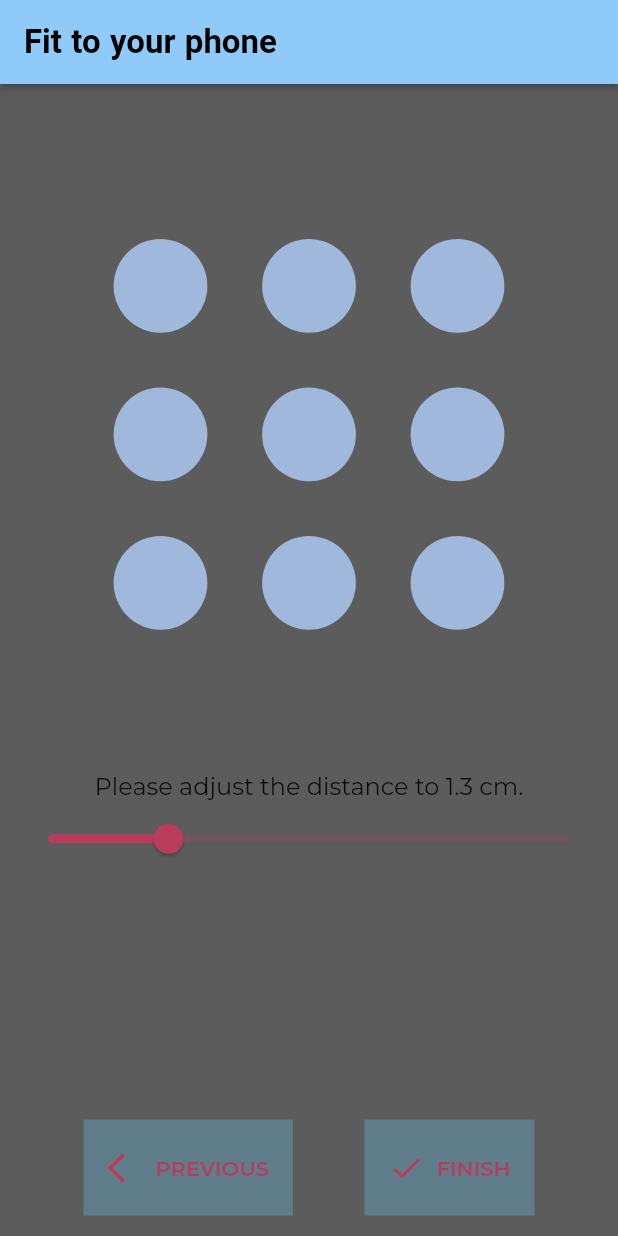
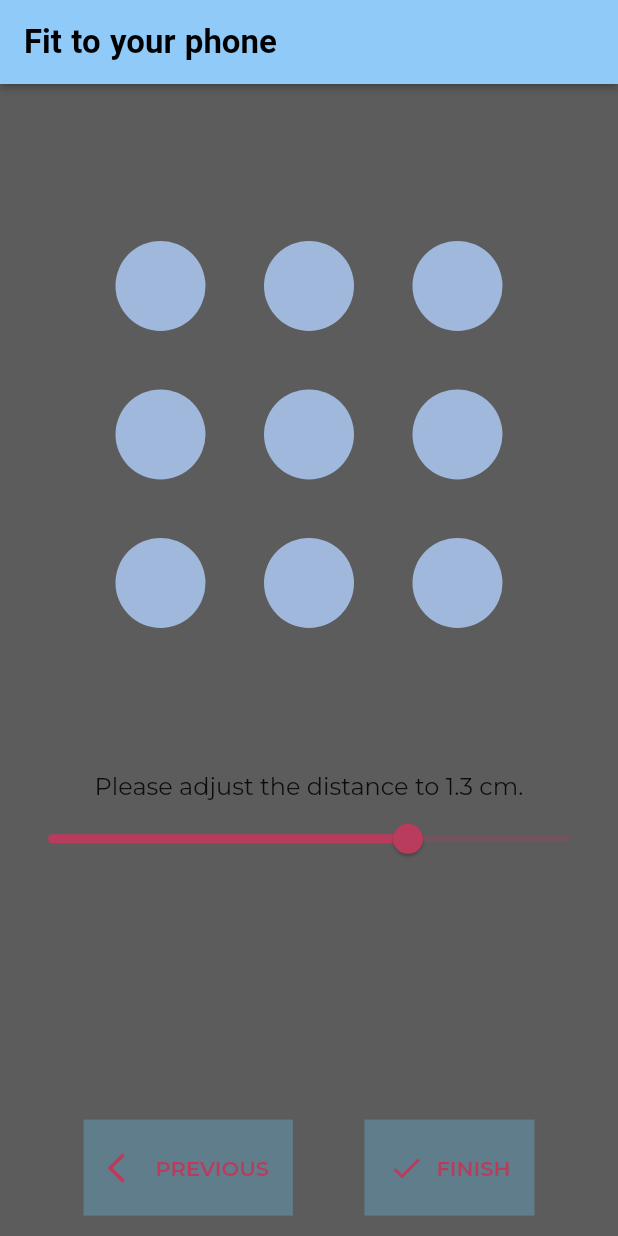
Before and after one commit to IvonZZhang/daily_slide, a Flutter app: the CalibrationPageWidget screen opened by its route, after a tap on "NEXT", on a phone screen of 412 x 824 dp. Run offline on Flutter 3.47's test engine with Material 2 defaults, Android fonts, the light colour scheme and no system bars; our stand-ins replace auto_size_text, google_fonts, shared_preferences; accounts and stored records are empty; network calls fail; Roboto replaces fonts that are missing (Poppins).

Commit message:
Made calibration more intuitive
- Adjusted the default and range for diameter and interdistance
- Aligned the direction of expansion of pattern and the slider

```diff
--- a/lib/constants.dart
+++ b/lib/constants.dart
@@ -2,5 +2,8 @@
 
 const String userRelativePadding = 'userRelativePadding';
 const String userPointRadius = 'userPointRadius';
+
 const double defaultRelativePadding = 1;
-const double defaultPointRadius = 31.25;
+const double defaultPointRadius = 30;
+const bool   defaultShowDiameter = false;
+const bool   defaultShowInterdistance = false;
--- a/lib/pages/calibration_page.dart
+++ b/lib/pages/calibration_page.dart
@@ -4,6 +4,7 @@ import 'package:daily_slide/models/pattern_model.dart';
 import 'package:flutter/material.dart';
 import 'package:daily_slide/themes/app_theme.dart';
 import 'package:auto_size_text/auto_size_text.dart';
+import 'package:daily_slide/constants.dart' as constants;
 import 'package:daily_slide/widgets/pattern_pad.dart';
 import 'package:provider/provider.dart';
 
@@ -21,8 +22,12 @@ class _CalibrationPageWidgetState extends State<CalibrationPageWidget> {
   int _currentPage = 0;
   final int _lastPage = 1;
 
-  double _diameterSliderValue = 30.0;
-  double _interDistanceSliderValue = 1.0;
+  static const double diameterSliderMin = 10.0;
+  static const double diameterSliderMax = 50.0;
+  static const double interdistanceSliderMin = 0.1;
+  static const double interdistanceSliderMax = 3.0;
+  double _diameterSliderValue = constants.defaultPointRadius;
+  double _interdistanceSliderValue = interdistanceSliderMax - constants.defaultRelativePadding;
 
   @override
   Widget build(BuildContext context) {
@@ -87,8 +92,8 @@ class _CalibrationPageWidgetState extends State<CalibrationPageWidget> {
                           Builder(
                             builder: (context) {
                               return Slider(
-                                min: 10.0,
-                                max: 50.0,
+                                min: diameterSliderMin,
+                                max: diameterSliderMax,
                                 value: _diameterSliderValue,
                                 onChanged: (double value) {
                                   var patternModel = context.read<PatternModel>();
@@ -108,14 +113,14 @@ class _CalibrationPageWidgetState extends State<CalibrationPageWidget> {
                           Builder(
                             builder: (context) {
                               return Slider(
-                                min: 0.1,
-                                max: 4.0,
-                                value: _interDistanceSliderValue,
+                                min: 0,
+                                max: interdistanceSliderMax - interdistanceSliderMin,
+                                value: _interdistanceSliderValue,
                                 onChanged: (double value) {
                                   var patternModel = context.read<PatternModel>();
-                                  patternModel.padding = value;
+                                  patternModel.padding = interdistanceSliderMax - value;
                                   setState(() {
-                                    _interDistanceSliderValue = value;
+                                    _interdistanceSliderValue = value;
                                   });
                                 },
                               );
```
